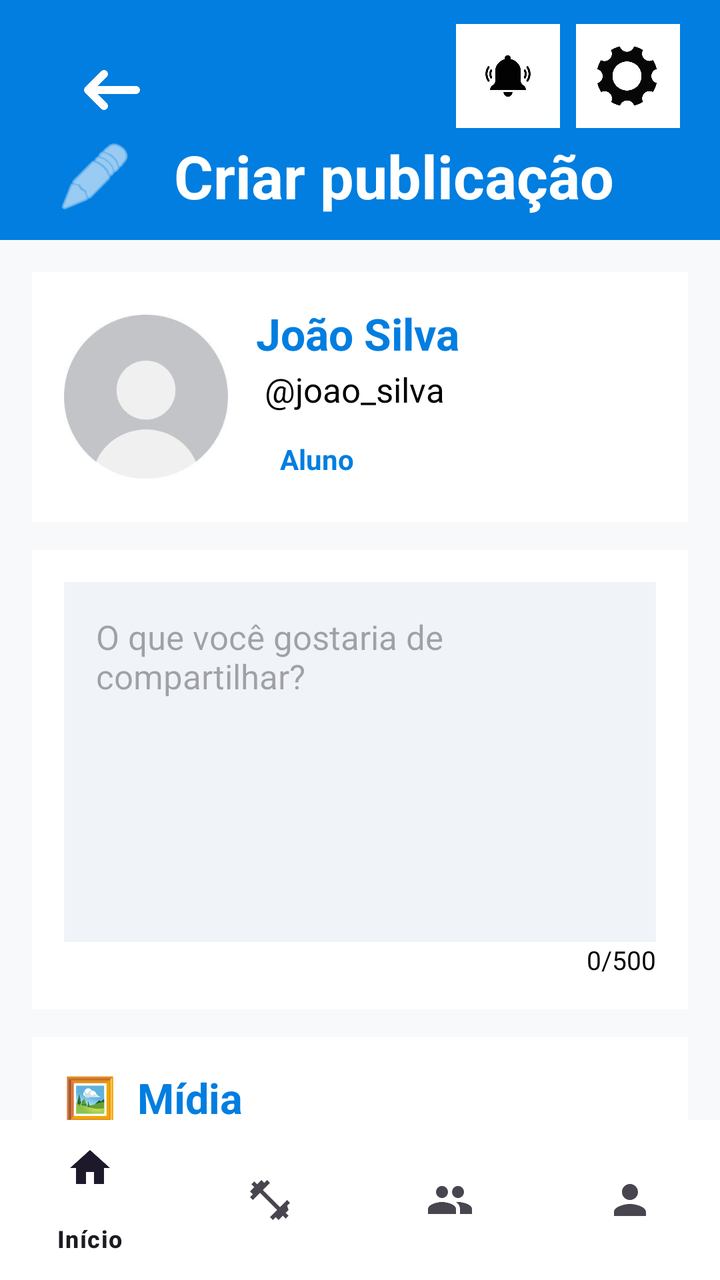
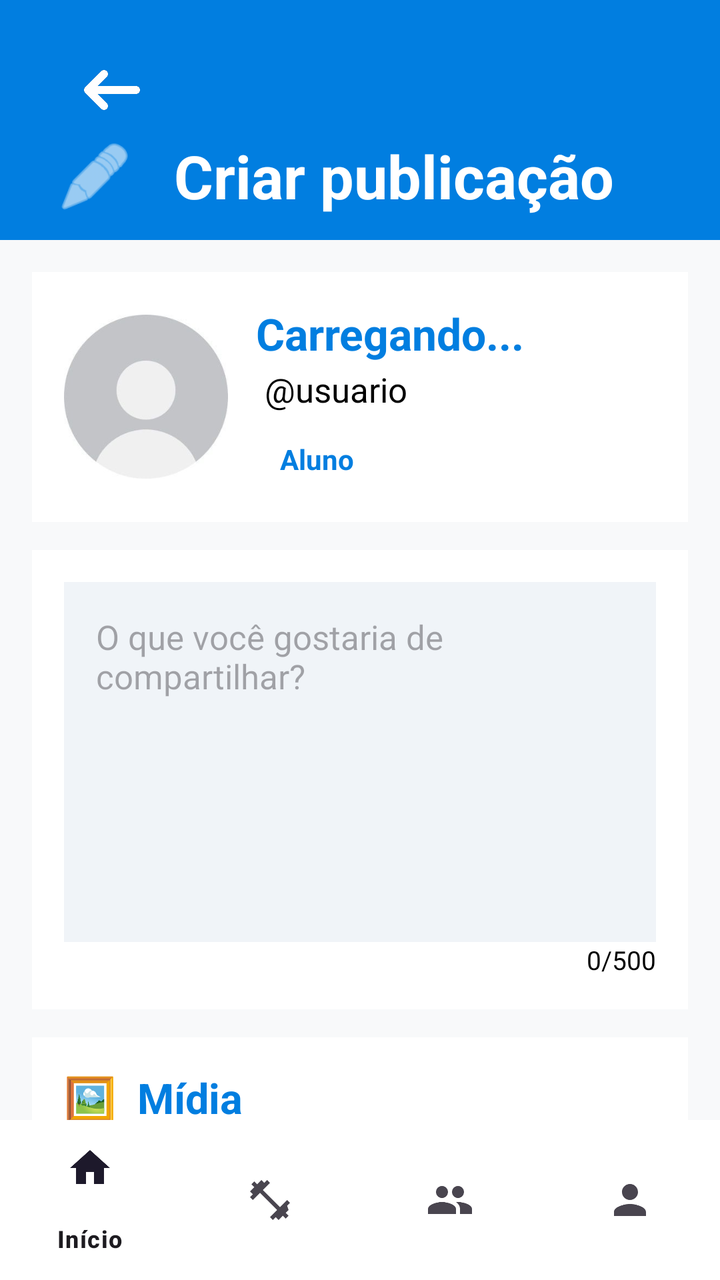

Screens rendered from an Android XML layout before and after an edit, with the pre-edit source and the edit as a unified diff.
<!-- AndroidManifest.xml: application theme Theme.MyApplication -->
<!-- res/layout/activity_criar_publicacao.xml -->
<?xml version="1.0" encoding="utf-8"?>
<androidx.constraintlayout.widget.ConstraintLayout
    xmlns:android="http://schemas.android.com/apk/res/android"
    xmlns:app="http://schemas.android.com/apk/res-auto"
    xmlns:tools="http://schemas.android.com/tools"
    android:layout_width="match_parent"
    android:layout_height="match_parent"
    android:background="#F8F9FA">

    <RelativeLayout
        android:id="@+id/header_criar_publicacao"
        android:layout_width="0dp"
        android:layout_height="120dp"
        android:background="@color/blue"
        android:paddingStart="20dp"
        android:paddingTop="12dp"
        android:paddingEnd="20dp"
        android:paddingBottom="12dp"
        app:layout_constraintEnd_toEndOf="parent"
        app:layout_constraintHorizontal_bias="0.0"
        app:layout_constraintStart_toStartOf="parent"
        app:layout_constraintTop_toTopOf="parent">

        <ImageButton
            android:id="@+id/btn_voltar"
            android:layout_width="48dp"
            android:layout_height="48dp"
            android:layout_alignParentStart="true"
            android:layout_alignParentTop="true"
            android:layout_marginStart="12dp"
            android:layout_marginTop="9dp"
            android:background="@drawable/seta_voltar"
            android:contentDescription="Voltar"
            android:padding="8dp" />

        <ImageView
            android:id="@+id/img_icon_criar"
            android:layout_width="55dp"
            android:layout_height="55dp"
            android:layout_below="@id/btn_voltar"
            android:layout_alignParentStart="true"
            android:layout_marginTop="0dp"
            android:src="@android:drawable/ic_menu_edit"
            app:tint="@color/white" />

        <TextView
            android:id="@+id/txt_criar_publicacao"
            android:layout_width="wrap_content"
            android:layout_height="wrap_content"
            android:layout_alignBottom="@id/img_icon_criar"
            android:layout_marginStart="12dp"
            android:layout_toEndOf="@id/img_icon_criar"
            android:text="Criar publicação"
            android:textColor="@color/white"
            android:textSize="30sp"
            android:textStyle="bold" />

        <ImageButton
            android:id="@+id/btn_configuracoes"
            android:layout_width="52dp"
            android:layout_height="52dp"
            android:layout_alignParentTop="true"
            android:layout_alignParentEnd="true"
            android:contentDescription="Configurações"
            android:background="@drawable/configuracoes" />

        <ImageButton
            android:id="@+id/btn_notificacoes"
            android:layout_width="52dp"
            android:layout_height="52dp"
            android:layout_alignParentTop="true"
            android:layout_marginEnd="8dp"
            android:layout_toStartOf="@id/btn_configuracoes"
            android:contentDescription="Notificações"
            android:background="@drawable/notificacao" />

    </RelativeLayout>

    <androidx.core.widget.NestedScrollView
        android:id="@+id/scroll_criar_publicacao"
        android:layout_width="0dp"
        android:layout_height="0dp"
        android:fillViewport="true"
        android:overScrollMode="never"
        app:layout_constraintTop_toBottomOf="@id/header_criar_publicacao"
        app:layout_constraintBottom_toTopOf="@id/bottomNavigationView"
        app:layout_constraintStart_toStartOf="parent"
        app:layout_constraintEnd_toEndOf="parent">

        <LinearLayout
            android:layout_width="match_parent"
            android:layout_height="wrap_content"
            android:orientation="vertical"
            android:padding="16dp">

            <LinearLayout
                android:layout_width="match_parent"
                android:layout_height="wrap_content"
                android:background="@color/white"
                android:gravity="center_vertical"
                android:orientation="horizontal"
                android:padding="16dp">

                <ImageView
                    android:id="@+id/img_foto_perfil"
                    android:layout_width="82dp"
                    android:layout_height="82dp"
                    android:background="@drawable/foto_perfil"
                    android:contentDescription="Foto de perfil"
                    android:padding="8dp" />

                <LinearLayout
                    android:layout_width="0dp"
                    android:layout_height="wrap_content"
                    android:layout_marginStart="14dp"
                    android:layout_weight="1"
                    android:orientation="vertical">

                    <TextView
                        android:id="@+id/txt_nome_usuario"
                        android:layout_width="wrap_content"
                        android:layout_height="wrap_content"
                        android:text="João Silva"
                        android:textColor="@color/blue"
                        android:textSize="22sp"
                        android:textStyle="bold" />

                    <TextView
                        android:id="@+id/txt_username_usuario"
                        android:layout_width="wrap_content"
                        android:layout_height="wrap_content"
                        android:layout_marginTop="2dp"
                        android:text=" @joao_silva"
                        android:textColor="@color/black"
                        android:textSize="17sp" />

                    <TextView
                        android:id="@+id/txt_tipo_usuario"
                        android:layout_width="wrap_content"
                        android:layout_height="wrap_content"
                        android:layout_marginTop="8dp"
                        android:paddingStart="12dp"
                        android:paddingTop="6dp"
                        android:paddingEnd="12dp"
                        android:paddingBottom="6dp"
                        android:text="Aluno"
                        android:textColor="@color/blue"
                        android:textSize="14sp"
                        android:textStyle="bold" />

                </LinearLayout>

            </LinearLayout>

            <LinearLayout
                android:layout_width="match_parent"
                android:layout_height="wrap_content"
                android:layout_marginTop="14dp"
                android:background="@color/white"
                android:orientation="vertical"
                android:padding="16dp">

                <EditText
                    android:id="@+id/edt_publicacao"
                    android:layout_width="match_parent"
                    android:layout_height="180dp"
                    android:background="#F0F4F8"
                    android:gravity="top|start"
                    android:hint="O que você gostaria de compartilhar?"
                    android:inputType="textCapSentences|textMultiLine"
                    android:maxLength="500"
                    android:maxLines="10"
                    android:padding="16dp"
                    android:textSize="17sp" />

                <TextView
                    android:id="@+id/txt_contador"
                    android:layout_width="match_parent"
                    android:layout_height="wrap_content"
                    android:gravity="end"
                    android:text="0/500"
                    android:textColor="@color/black"
                    android:textSize="13sp" />

            </LinearLayout>

            <LinearLayout
                android:layout_width="match_parent"
                android:layout_height="wrap_content"
                android:layout_marginTop="14dp"
                android:background="@color/white"
                android:orientation="vertical"
                android:padding="16dp">

                <TextView
                    android:layout_width="wrap_content"
                    android:layout_height="wrap_content"
                    android:text="🖼️  Mídia"
                    android:textColor="@color/blue"
                    android:textSize="21sp"
                    android:textStyle="bold" />

                <TextView
                    android:layout_width="wrap_content"
                    android:layout_height="wrap_content"
                    android:layout_marginTop="4dp"
                    android:text="Adicione fotos ou vídeos à sua publicação."
                    android:textColor="@color/black"
                    android:textSize="15sp" />

                <LinearLayout
                    android:id="@+id/area_adicionar_midia"
                    android:layout_width="match_parent"
                    android:layout_height="190dp"
                    android:layout_marginTop="14dp"
                    android:background="#F0F4F8"
                    android:clickable="true"
                    android:focusable="true"
                    android:gravity="center"
                    android:orientation="vertical"
                    android:padding="20dp">

                    <ImageView
                        android:layout_width="65dp"
                        android:layout_height="65dp"
                        android:contentDescription="Adicionar mídia"
                        android:src="@android:drawable/ic_menu_gallery"
                        app:tint="@color/blue" />

                    <TextView
                        android:layout_width="wrap_content"
                        android:layout_height="wrap_content"
                        android:layout_marginTop="10dp"
                        android:text="Toque para adicionar fotos ou vídeos"
                        android:textColor="@color/blue"
                        android:textSize="16sp"
                        android:textStyle="bold" />

                    <TextView
                        android:layout_width="wrap_content"
                        android:layout_height="wrap_content"
                        android:layout_marginTop="4dp"
                        android:text="Máximo de 5 arquivos"
                        android:textColor="@color/black"
                        android:textSize="14sp" />

                </LinearLayout>

            </LinearLayout>

            <LinearLayout
                android:layout_width="match_parent"
                android:layout_height="wrap_content"
                android:layout_marginTop="14dp"
                android:background="@color/white"
                android:orientation="vertical"
                android:padding="16dp">

                <TextView
                    android:layout_width="wrap_content"
                    android:layout_height="wrap_content"
                    android:text="🏷️  Adicionar categoria"
                    android:textColor="@color/blue"
                    android:textSize="21sp"
                    android:textStyle="bold" />

                <TextView
                    android:layout_width="wrap_content"
                    android:layout_height="wrap_content"
                    android:layout_marginTop="4dp"
                    android:text="Escolha uma categoria para sua publicação."
                    android:textColor="@color/black"
                    android:textSize="15sp" />

                <LinearLayout
                    android:layout_width="match_parent"
                    android:layout_height="wrap_content"
                    android:layout_marginTop="14dp"
                    android:orientation="horizontal">

                    <Button
                        android:id="@+id/btn_categoria_treino"
                        android:layout_width="0dp"
                        android:layout_height="55dp"
                        android:layout_marginEnd="6dp"
                        android:layout_weight="1"
                        android:backgroundTint="@color/blue"
                        android:text="Treino"
                        android:textAllCaps="false"
                        android:textColor="@color/white"
                        android:textStyle="bold" />

                    <Button
                        android:id="@+id/btn_categoria_motivacao"
                        android:layout_width="0dp"
                        android:layout_height="55dp"
                        android:layout_marginStart="6dp"
                        android:layout_weight="1"
                        android:backgroundTint="@color/pink"
                        android:text="Motivação"
                        android:textAllCaps="false"
                        android:textColor="@color/white"
                        android:textStyle="bold" />

                </LinearLayout>

            </LinearLayout>

            <Button
                android:id="@+id/btn_publicar"
                android:layout_width="match_parent"
                android:layout_height="65dp"
                android:layout_marginTop="18dp"
                android:layout_marginBottom="18dp"
                android:backgroundTint="@color/blue"
                android:text="Publicar"
                android:textAllCaps="false"
                android:textColor="@color/white"
                android:textSize="20sp"
                android:textStyle="bold" />

        </LinearLayout>

    </androidx.core.widget.NestedScrollView>

    <com.google.android.material.bottomnavigation.BottomNavigationView
        android:id="@+id/bottomNavigationView"
        android:layout_width="0dp"
        android:layout_height="wrap_content"
        android:background="@color/white"
        app:elevation="8dp"
        app:menu="@menu/bottom_nav_menu"
        app:layout_constraintBottom_toBottomOf="parent"
        app:layout_constraintEnd_toEndOf="parent"
        app:layout_constraintStart_toStartOf="parent" />

</androidx.constraintlayout.widget.ConstraintLayout>
<!-- resources referenced by this layout -->
<resources>
  <color name="black">#FF000000</color>
  <color name="blue">#017EE0</color>
  <color name="pink">#FFC0CB</color>
  <color name="white">#FFFFFFFF</color>
  <!-- drawable configuracoes: jpg bitmap (drawable, 12682 bytes) -->
  <!-- drawable foto_perfil: jpg bitmap (drawable, 4000 bytes) -->
  <!-- drawable notificacao: jpg bitmap (drawable, 8231 bytes) -->
  <!-- drawable seta_voltar: png bitmap (drawable, 6189 bytes) -->
  <style name="Theme.MyApplication" parent="Base.Theme.MyApplication" />
  <style name="Base.Theme.MyApplication" parent="Theme.Material3.DayNight.NoActionBar">
          
          
      </style>
</resources>

<!-- the commit's change to res/layout/activity_criar_publicacao.xml (unified diff, before → after) -->
@@ -55,25 +55,6 @@
             android:textSize="30sp"
             android:textStyle="bold" />
 
-        <ImageButton
-            android:id="@+id/btn_configuracoes"
-            android:layout_width="52dp"
-            android:layout_height="52dp"
-            android:layout_alignParentTop="true"
-            android:layout_alignParentEnd="true"
-            android:contentDescription="Configurações"
-            android:background="@drawable/configuracoes" />
-
-        <ImageButton
-            android:id="@+id/btn_notificacoes"
-            android:layout_width="52dp"
-            android:layout_height="52dp"
-            android:layout_alignParentTop="true"
-            android:layout_marginEnd="8dp"
-            android:layout_toStartOf="@id/btn_configuracoes"
-            android:contentDescription="Notificações"
-            android:background="@drawable/notificacao" />
-
     </RelativeLayout>
 
     <androidx.core.widget.NestedScrollView
@@ -120,7 +101,7 @@
                         android:id="@+id/txt_nome_usuario"
                         android:layout_width="wrap_content"
                         android:layout_height="wrap_content"
-                        android:text="João Silva"
+                        android:text="Carregando..."
                         android:textColor="@color/blue"
                         android:textSize="22sp"
                         android:textStyle="bold" />
@@ -130,7 +111,7 @@
                         android:layout_width="wrap_content"
                         android:layout_height="wrap_content"
                         android:layout_marginTop="2dp"
-                        android:text=" @joao_silva"
+                        android:text=" @usuario"
                         android:textColor="@color/black"
                         android:textSize="17sp" />
 
<!-- resource entries referenced after the edit -->
@@ -4,9 +4,7 @@
   <color name="blue">#017EE0</color>
   <color name="pink">#FFC0CB</color>
   <color name="white">#FFFFFFFF</color>
-  <!-- drawable configuracoes: jpg bitmap (drawable, 12682 bytes) -->
   <!-- drawable foto_perfil: jpg bitmap (drawable, 4000 bytes) -->
-  <!-- drawable notificacao: jpg bitmap (drawable, 8231 bytes) -->
   <!-- drawable seta_voltar: png bitmap (drawable, 6189 bytes) -->
   <style name="Theme.MyApplication" parent="Base.Theme.MyApplication" />
   <style name="Base.Theme.MyApplication" parent="Theme.Material3.DayNight.NoActionBar">
